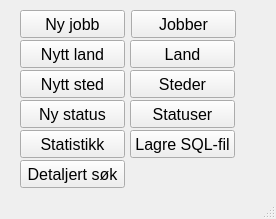
Above: src/jobb/QT/jobber/jobber/mainwindow.ui from andersbo87/sources before the change. Below: the same form after it.
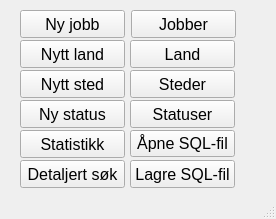
That is the form after the change. Icons and pictures are not drawn.

Commit message: La til en funksjon for å gjenopprette databasen fra en SQL-fil. Denne funksjonen fjerner den eksisterende databasen og erstatter denne med en ny, basert på innholdet i SQL-fila.

What changed in the file:
```diff
--- a/src/jobb/QT/jobber/jobber/mainwindow.ui
+++ b/src/jobb/QT/jobber/jobber/mainwindow.ui
@@ -158,7 +158,7 @@
     <property name="geometry">
      <rect>
       <x>130</x>
-      <y>130</y>
+      <y>160</y>
       <width>105</width>
       <height>28</height>
      </rect>
@@ -167,6 +167,19 @@
      <string>Lagre SQL-fil</string>
     </property>
    </widget>
+   <widget class="QPushButton" name="btn_loadDB">
+    <property name="geometry">
+     <rect>
+      <x>130</x>
+      <y>130</y>
+      <width>105</width>
+      <height>27</height>
+     </rect>
+    </property>
+    <property name="text">
+     <string>Åpne SQL-fil</string>
+    </property>
+   </widget>
   </widget>
   <widget class="QStatusBar" name="statusBar"/>
  </widget>
```
The commit also changes 2 other files.
